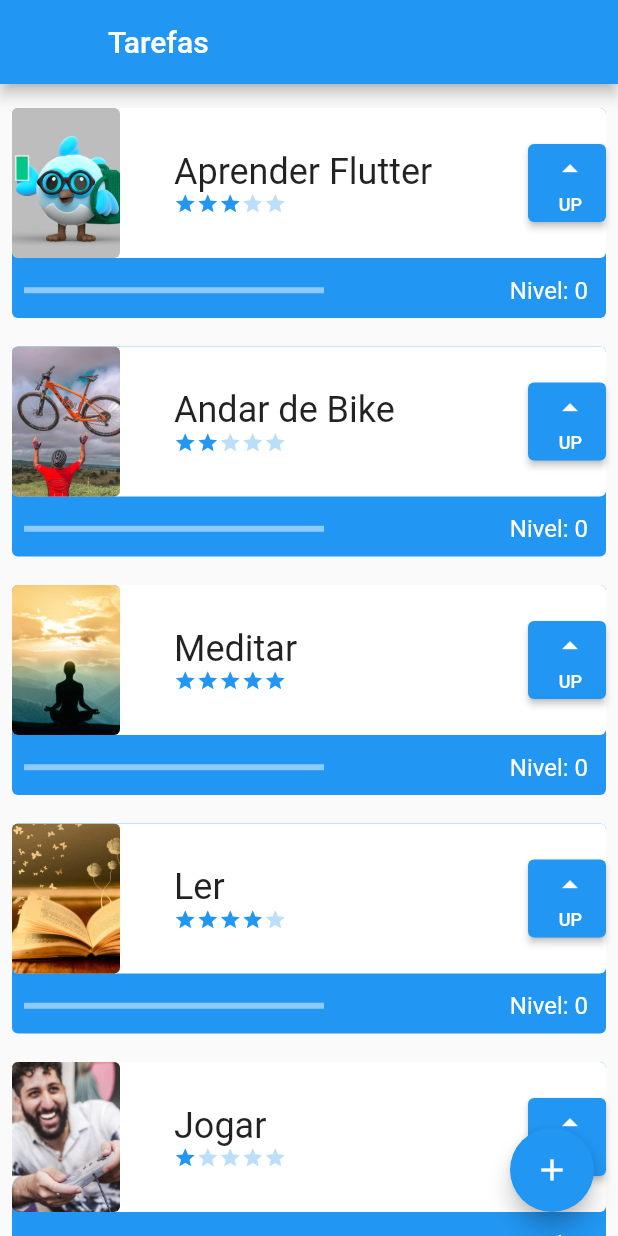
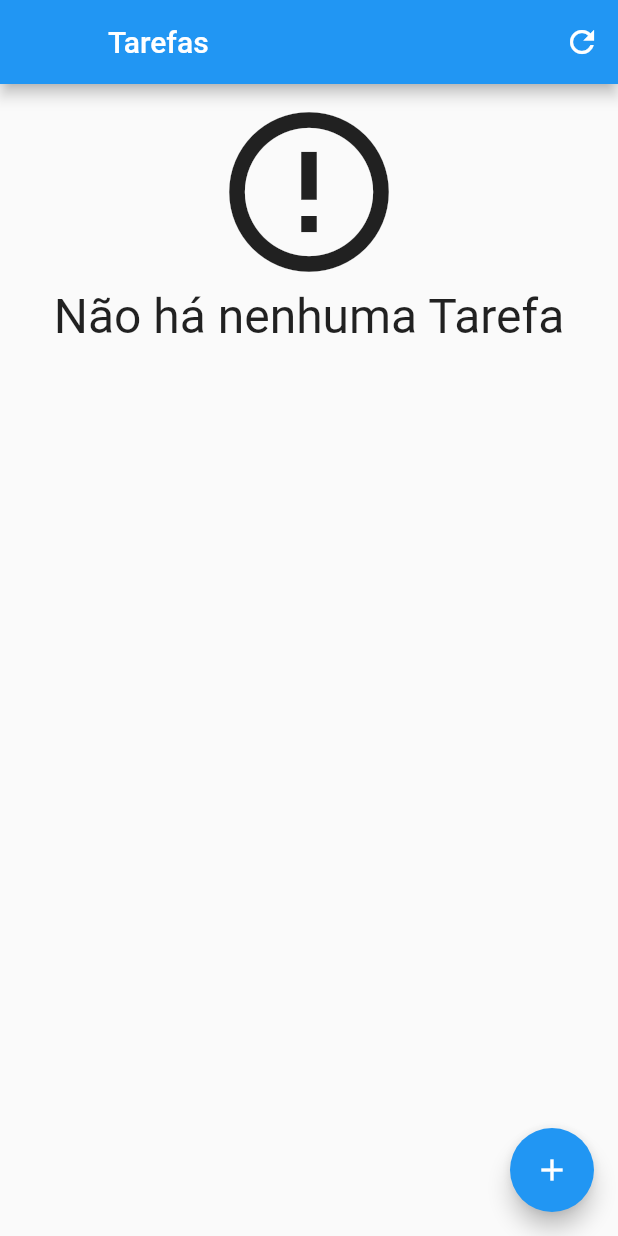
Before and after one commit to GustavoKistt/app_lista_de_tarefas_flutter, a Flutter app: the screen it shows after launch, on a phone screen of 412 x 824 dp. Run offline on Flutter 3.47's test engine with Material 2 defaults, Android fonts, the phone set to English and light mode, and no system bars; our stand-ins replace sqflite; missing offline and left inert: dart:ffi; accounts and stored records are empty.

Commit message:
add some modifications

```diff
--- a/lib/screens/initial_screen.dart
+++ b/lib/screens/initial_screen.dart
@@ -1,8 +1,8 @@
 import 'package:flutter/material.dart';
+import 'package:lista_de_tarefas_app/data/task_dao.dart';
 import 'package:lista_de_tarefas_app/screens/form_screen.dart';
-
+import '../components/task.dart';
 import '../data/task_inherited.dart';
-
 
 class InitialScreen extends StatefulWidget {
   const InitialScreen({Key? key}) : super(key: key);
@@ -17,22 +17,72 @@ class _InitialScreenState extends State<InitialScreen> {
     return Scaffold(
       appBar: AppBar(
         leading: Container(),
+        actions: [
+          IconButton(onPressed: (){
+            setState(() {
+            });
+          }, icon: Icon(Icons.refresh))
+        ],
         title: const Text('Tarefas'),
       ),
-      body: ListView(
-        children: TaskInherited.of(context).taskList,
+      body: Padding(
         padding: EdgeInsets.only(top: 8, bottom: 70),
+        child: FutureBuilder<List<Task>>(
+            future: TaskDao().findAll(),
+            builder: (context, snapshot) {
+              List<Task>? items = snapshot.data;
+              switch (snapshot.connectionState) {
+                case ConnectionState.none:
+                  return Center(
+                    child: Column(children: [CircularProgressIndicator(),
+                    Text("Carregando"),],),);
+              break;
+              case ConnectionState.waiting:
+              return Center(
+              child: Column(children: [CircularProgressIndicator(),
+              Text("waiting"),],),);
+              break;
+              case ConnectionState.active:
+              return Center(
+              child: Column(children: [CircularProgressIndicator(),
+              Text("active"),],),);
+              break;
+              case ConnectionState.done:
+              if (snapshot.hasData && items != null) {
+              if (items.isNotEmpty) {
+              return ListView.builder(
+              itemCount: items.length,
+              itemBuilder: (BuildContext context, int index) {
+              final Task tarefa = items[index];
+              return tarefa;
+              });
+              }
+              return Center(child: Column(
+              children: [Icon(Icons.error_outline, size: 128),
+              Text("Não há nenhuma Tarefa",
+              style: TextStyle(fontSize: 32),)
+              ],),
+              );
+              }
+              return Text('Erro ao carregar Tarefas');
+              break;
+              }
+              return Text('Erro Desconhecido');
+              }),
       ),
       floatingActionButton: FloatingActionButton(
         onPressed: () {
           Navigator.push(
             context,
             MaterialPageRoute(
-              builder: (contextNew) => FormScreen(
-                taskContext: context,
-              ),
+              builder: (contextNew) =>
+                  FormScreen(
+                    taskContext: context,
+                  ),
             ),
-          );
+          ).then((value) => setState((){
+            print("Recarregando tela inicial");
+          }));
         },
         child: const Icon(Icons.add),
       ),
--- a/pubspec.yaml
+++ b/pubspec.yaml
@@ -66,7 +66,6 @@ flutter:
   #   - images/a_dot_ham.jpeg
   assets:
     - assets/images/
-    -
   # An image asset can refer to one or more resolution-specific "variants", see
   # https://flutter.dev/assets-and-images/#resolution-aware
 
```
Also changed, not shown: lib/components/alertDialogs.dart (added, +22 -0 lines), lib/components/task.dart (+38 -7 lines), lib/screens/form_screen.dart (+4 -4 lines).
